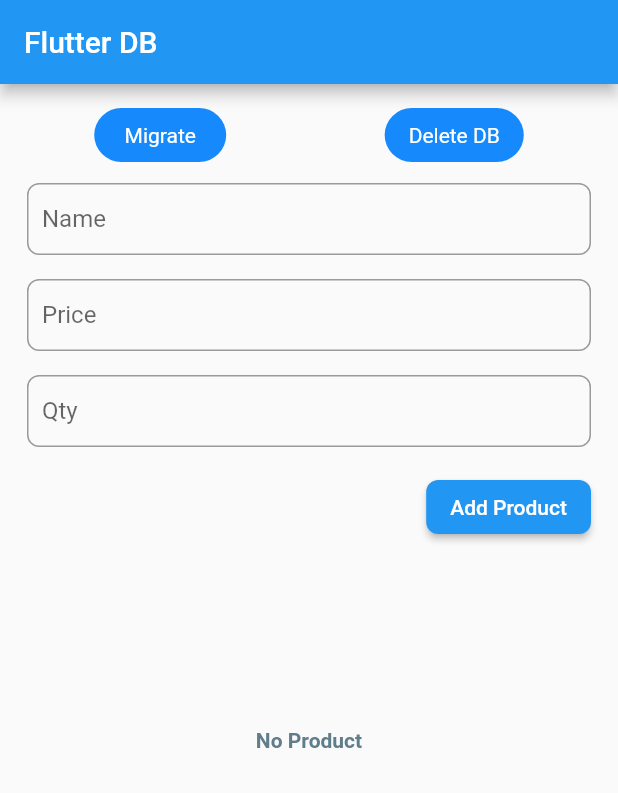
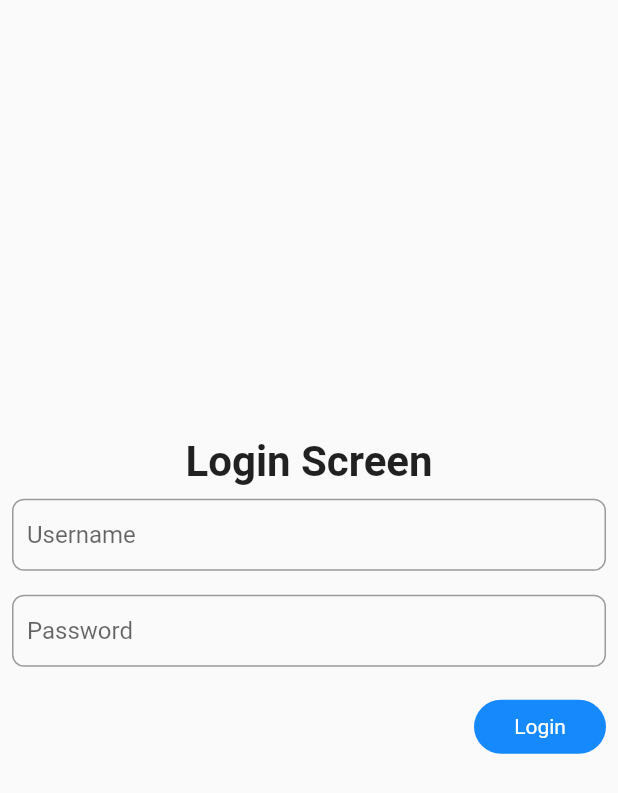
Before and after one commit to ronny-sugianto/flutter-izmi, a Flutter app: the screen it shows after launch, on a phone screen of 412 x 824 dp. Shown: the top 793 px of the screen. Run offline on Flutter 3.47's test engine with Material 2 defaults, Android fonts, the phone set to English and light mode, and no system bars.

Commit message:
[add] add project for flutter route

```diff
--- a/base_flutter/lib/Models/product_model.dart
+++ /dev/null
@@ -1,22 +0,0 @@
-class Product {
-  int id;
-  String name;
-  int price;
-  int qty;
-
-  Product({this.id, this.name, this.price, this.qty});
-
-  Product.fromJson(Map<String, dynamic> json)
-      : id = json['id'] ?? 0,
-        name = json['name'] ?? '',
-        price = json['price'] ?? 0,
-        qty = json['qty'] ?? 0;
-
-  Map<String, dynamic> toMap() {
-    return {
-      'name': name,
-      'price': price,
-      'qty': qty,
-    };
-  }
-}
--- a/base_flutter/lib/Repositories/database.dart
+++ /dev/null
@@ -1,77 +0,0 @@
-import 'package:flutterapp/Models/product_model.dart';
-import 'package:path/path.dart' as path;
-import 'package:sqflite/sqflite.dart';
-
-class LocalRepository {
-  Database db;
-
-  Future<void> open() async {
-    // Get a location using getDatabasesPath
-    var databasesPath = await getDatabasesPath();
-    String myPathDb = path.join(databasesPath, 'app.db');
-
-    db = await openDatabase(
-      myPathDb,
-      onCreate: (db, version) async {
-        await db.execute(
-            "CREATE TABLE IF NOT EXISTS product(id INTEGER PRIMARY KEY AUTOINCREMENT,name TEXT, price INT, qty INT)");
-      },
-      version: 1,
-    );
-  }
-
-  deleteDB() async {
-    final dbPath = await getDatabasesPath();
-    final myDBpath = path.join(dbPath, 'app.db');
-    await deleteDatabase(myDBpath);
-  }
-
-  MigrateDB() async {
-    try {
-      await open();
-      await db.insert(
-          'product', {'name': 'Gulaku 150gr', 'price': 8000, 'qty': 10});
-      await db
-          .insert('product', {'name': 'Garam 150gr', 'price': 4000, 'qty': 10});
-      await db.insert(
-          'product', {'name': 'Masako Ayam 80gr', 'price': 1000, 'qty': 10});
-      await db.insert('product',
-          {'name': 'Indomie Goreng 150gr', 'price': 2500, 'qty': 10});
-      await db.insert(
-          'product', {'name': 'Detol Batang 80gr', 'price': 3500, 'qty': 10});
-      return true;
-    } catch (e) {
-      print(e);
-      return false;
-    }
-  }
-
-  getProduct() async {
-    try {
-      await open();
-      var result = await db.rawQuery("select * from product");
-      return List.generate(result.length, (i) {
-        return Product(
-          id: result[i]['id'],
-          name: result[i]['name'],
-          price: result[i]['price'],
-          qty: result[i]['qty'],
-        );
-      });
-    } catch (e) {
-      print(e);
-      return e;
-    }
-  }
-
-  addProduct(Product product) async {
-    try {
-      await open();
-      await db.insert('product', product.toMap());
-      return product;
-    } catch (e) {
-      print(e);
-      return e;
-    }
-  }
-}
--- a/base_flutter/lib/Utils/button.dart
+++ b/base_flutter/lib/Utils/button.dart
@@ -17,7 +17,9 @@ class Tombol extends StatelessWidget {
       this.textType});
   @override
   Widget build(BuildContext context) {
-    return RaisedButton(
+    return Padding(
+      padding: const EdgeInsets.all(8.0),
+      child: RaisedButton(
         onPressed: callback,
         color: color ?? Color(0xFF168afd),
         elevation: shadow ?? 0,
@@ -31,6 +33,7 @@ class Tombol extends StatelessWidget {
             fontWeight: textType ?? FontWeight.normal,
           ),
         ),
+      ),
     );
   }
 }
--- a/base_flutter/lib/Utils/textfield.dart
+++ b/base_flutter/lib/Utils/textfield.dart
@@ -2,16 +2,18 @@ import 'package:flutter/material.dart';
 
 class EditText extends StatelessWidget {
   final String title;
-  final Function validator;
-  final Function onSaved;
+  final bool secret;
+  final Function callback;
+  final TextEditingController controller;
 
-  EditText({this.title, this.validator, this.onSaved});
+  EditText({this.title, this.secret, this.controller, this.callback});
 
   @override
   Widget build(BuildContext context) {
     return Padding(
       padding: EdgeInsets.all(8.0),
-      child: TextFormField(
+      child: TextField(
+        controller: controller,
         decoration: InputDecoration(
           contentPadding: EdgeInsets.all(10),
           hintText: title,
@@ -19,8 +21,8 @@ class EditText extends StatelessWidget {
             borderRadius: BorderRadius.circular(8.0),
           ),
         ),
-        validator: validator,
-        onSaved: onSaved,
+        onTap: callback,
+        obscureText: secret ?? false,
       ),
     );
   }
--- /dev/null
+++ b/base_flutter/lib/Views/login_view.dart
@@ -0,0 +1,84 @@
+import 'package:flutter/material.dart';
+import 'package:flutterapp/Utils/button.dart';
+import 'package:flutterapp/Utils/textfield.dart';
+import 'package:flutterapp/Views/home_view.dart';
+
+class LoginView extends StatefulWidget {
+  static const ROUTE_URL = '/login';
+
+  @override
+  _LoginViewState createState() => _LoginViewState();
+}
+
+class _LoginViewState extends State<LoginView> {
+  var userName = TextEditingController();
+
+  var passWord = TextEditingController();
+
+  bool errorAuth = false;
+
+  @override
+  Widget build(BuildContext context) {
+    auth() async {
+      if (userName.text == 'admin' && passWord.text == 'admin') {
+        Future.delayed(Duration(microseconds: 500), () {
+          Navigator.pushNamed(context, HomeView.ROUTE_URL);
+        });
+      } else {
+        setState(() {
+          errorAuth = true;
+        });
+      }
+    }
+
+    return Scaffold(
+      body: Column(
+        mainAxisAlignment: MainAxisAlignment.center,
+        crossAxisAlignment: CrossAxisAlignment.stretch,
+        children: <Widget>[
+          Text(
+            'Login Screen',
+            textAlign: TextAlign.center,
+            style: TextStyle(
+              fontSize: 28,
+              fontWeight: FontWeight.bold,
+            ),
+          ),
+          EditText(
+            title: 'Username',
+            controller: userName,
+            callback: () {
+              setState(() {
+                errorAuth = false;
+              });
+            },
+          ),
+          EditText(
+            title: 'Password',
+            controller: passWord,
+            secret: true,
+            callback: () {
+              setState(() {
+                errorAuth = false;
+              });
+            },
+          ),
+          Row(
+            mainAxisAlignment: MainAxisAlignment.end,
+            children: <Widget>[
+              Tombol(
+                title: 'Login',
+                callback: auth,
+              ),
+            ],
+          ),
+          Text(
+            errorAuth ? 'Email or password is not valid !' : '',
+            textAlign: TextAlign.center,
+            style: TextStyle(color: Colors.red, fontWeight: FontWeight.w700),
+          )
+        ],
+      ),
+    );
+  }
+}
--- a/base_flutter/lib/Widgets/product_form.dart
+++ /dev/null
@@ -1,108 +0,0 @@
-import 'package:flutter/material.dart';
-import 'package:flutterapp/Models/product_model.dart';
-import 'package:flutterapp/Repositories/database.dart';
-import 'package:flutterapp/Utils/popup.dart';
-import 'package:flutterapp/Utils/textfield.dart';
-
-class ProductForm extends StatefulWidget {
-  final Function mainCallBack;
-
-  ProductForm({this.mainCallBack});
-
-  @override
-  _ProductFormState createState() => _ProductFormState();
-}
-
-class _ProductFormState extends State<ProductForm> {
-  final _formKey = GlobalKey<FormState>();
-
-  var _data = Product();
-  var _isLoading = false;
-
-  submitForm() async {
-    if (_formKey.currentState.validate()) {
-      setState(() {
-        _isLoading = true;
-      });
-      _formKey.currentState.save();
-      try {
-        await LocalRepository().addProduct(_data);
-
-        widget.mainCallBack();
-        Popup().Success(context);
-      } catch (error) {
-        print(error);
-      } finally {
-        setState(() {
-          _isLoading = false;
-        });
-      }
-    }
-  }
-
-  String _validateEmpty(String value) {
-    if (value.length == 0) {
-      return 'Please input the information';
-    }
-    return null;
-  }
-
-  @override
-  Widget build(BuildContext context) {
-    return Container(
-      child: Form(
-        key: _formKey,
-        child: _isLoading
-            ? Center(
-                child: CircularProgressIndicator(),
-              )
-            : Column(
-                crossAxisAlignment: CrossAxisAlignment.end,
-                children: <Widget>[
-                  EditText(
-                    title: 'Name',
-                    validator: _validateEmpty,
-                    onSaved: (String value) {
-                      _data.name = value;
-                    },
-                  ),
-                  EditText(
-                    title: 'Price',
-                    validator: _validateEmpty,
-                    onSaved: (String value) {
-                      _data.price = int.parse(value);
-                    },
-                  ),
-                  Padding(
-                    padding: EdgeInsets.all(8.0),
-                    child: TextFormField(
-                        keyboardType: TextInputType.number,
-                        decoration: InputDecoration(
-                          contentPadding: EdgeInsets.all(10),
-                          hintText: 'Qty',
-                          border: OutlineInputBorder(
-                            borderRadius: BorderRadius.circular(8.0),
-                          ),
-                        ),
-                        validator: _validateEmpty,
-                        onSaved: (String value) {
-                          _data.qty = int.parse(value);
-                        }),
-                  ),
-                  Padding(
-                    padding: const EdgeInsets.all(8.0),
-                    child: RaisedButton(
-                      child: Text('Add Product'),
-                      onPressed: submitForm,
-                      color: Theme.of(context).primaryColor,
-                      textColor: Colors.white,
-                      shape: RoundedRectangleBorder(
-                          borderRadius: BorderRadius.circular(8.0)),
-                    ),
-                  ),
-                ],
-              ),
-      ),
-    );
-  }
-}
--- a/base_flutter/lib/Widgets/product_list.dart
+++ /dev/null
@@ -1,72 +0,0 @@
-import 'package:flutter/material.dart';
-import 'package:flutterapp/Models/product_model.dart';
-import 'package:flutterapp/Repositories/database.dart';
-
-class ProductList extends StatefulWidget {
-  Function showLoading;
-
-  ProductList({Key key, this.showLoading}) : super(key: key);
-  @override
-  _ProductListState createState() => _ProductListState();
-}
-
-class _ProductListState extends State<ProductList> {
-  List<Product> products;
-
-  getProduct() async {
-    return await LocalRepository().getProduct();
-  }
-
-  Future<void> refresh() {
-    return getProduct();
-  }
-
-  @override
-  void initState() {
-    // TODO: implement initState
-    super.initState();
-    widget.showLoading(true);
-    getProduct().then((result) {
-      widget.showLoading(false);
-      if (mounted) {
-        setState(() {
-          products = result;
-        });
-      }
-    });
-  }
-
-  @override
-  Widget build(BuildContext context) {
-    return Container(
-      width: double.infinity,
-      height: MediaQuery.of(context).size.height * 0.3,
-      child: RefreshIndicator(
-        onRefresh: refresh,
-        child: products.toString() == '[]' || products == null
-            ? Center(
-                child: Text(
-                  'No Product',
-                  style: TextStyle(
-                    color: Colors.blueGrey,
-                    fontWeight: FontWeight.bold,
-                  ),
-                ),
-              )
-            : ListView.builder(
-                reverse: true,
-                itemBuilder: (context, index) {
-                  return Card(
-                    elevation: 5,
-                    child: ListTile(
-                      title: Text(products[index].name),
-                      trailing: Text(products[index].price.toString()),
-                    ),
-                  );
-                },
-                itemCount: products == null ? 0 : products.length,
-              ),
-      ),
-    );
-  }
-}
--- a/base_flutter/lib/main.dart
+++ b/base_flutter/lib/main.dart
@@ -1,95 +1,18 @@
 import 'package:flutter/material.dart';
-import 'package:flutterapp/Models/product_model.dart';
-import 'package:flutterapp/Utils/button.dart';
-import 'package:flutterapp/Repositories/database.dart';
-import 'package:flutterapp/Widgets/product_form.dart';
-import 'package:flutterapp/Widgets/product_list.dart';
+import 'package:flutterapp/Views/home_view.dart';
+import 'package:flutterapp/Views/login_view.dart';
 
 void main() => runApp(myApp());
 
-class myApp extends StatefulWidget {
-  @override
-  _myAppState createState() => _myAppState();
-}
-
-class _myAppState extends State<myApp> {
-  void refresh() {
-    setState(() {});
-    print('callback');
-  }
-
-  _onLoading(show) async {
-    if (show) {
-      showDialog(
-        context: context,
-        barrierDismissible: false,
-        builder: (BuildContext context) {
-          return SimpleDialog(
-            children: <Widget>[
-              Container(
-                  height: 50,
-                  width: MediaQuery.of(context).size.width * 0.1,
-                  child: Column(
-                    mainAxisAlignment: MainAxisAlignment.center,
-                    children: <Widget>[
-                      CircularProgressIndicator(),
-                    ],
-                  ))
-            ],
-          );
-        },
-      );
-    } else {
-      Navigator.pop(context);
-    }
-  }
-
-  deleteDB() async {
-    await LocalRepository().deleteDB();
-    setState(() {});
-  }
-
+class myApp extends StatelessWidget {
   @override
   Widget build(BuildContext context) {
     return MaterialApp(
-        home: Scaffold(
-      appBar: AppBar(
-        title: Text('Flutter DB'),
-      ),
-      body: SingleChildScrollView(
-        child: Container(
-          width: double.infinity,
-          padding: const EdgeInsets.all(10.0),
-          child: Column(
-            mainAxisAlignment: MainAxisAlignment.start,
-            children: <Widget>[
-              Row(
-                mainAxisAlignment: MainAxisAlignment.spaceAround,
-                children: <Widget>[
-                  Tombol(
-                    title: 'Migrate',
-                    callback: () async {
-                      await LocalRepository().MigrateDB();
-                      setState(() {});
-                    },
-                  ),
-                  Tombol(
-                    title: 'Delete DB',
-                    callback: deleteDB,
-                  ),
-                ],
-              ),
-              ProductForm(
-                mainCallBack: refresh,
-              ),
-              ProductList(
-                key: UniqueKey(),
-                showLoading: _onLoading,
-              ),
-            ],
-          ),
-        ),
-      ),
-    ));
+      initialRoute: LoginView.ROUTE_URL,
+      routes: {
+        LoginView.ROUTE_URL: (_) => LoginView(),
+        HomeView.ROUTE_URL: (_) => HomeView()
+      },
+    );
   }
 }
```
Also changed, not shown: base_flutter/lib/Utils/popup.dart (deleted, +0 -31 lines), base_flutter/lib/Views/home_view.dart (added, +14 -0 lines). Lines whose indentation alone changed are shown as unchanged.
